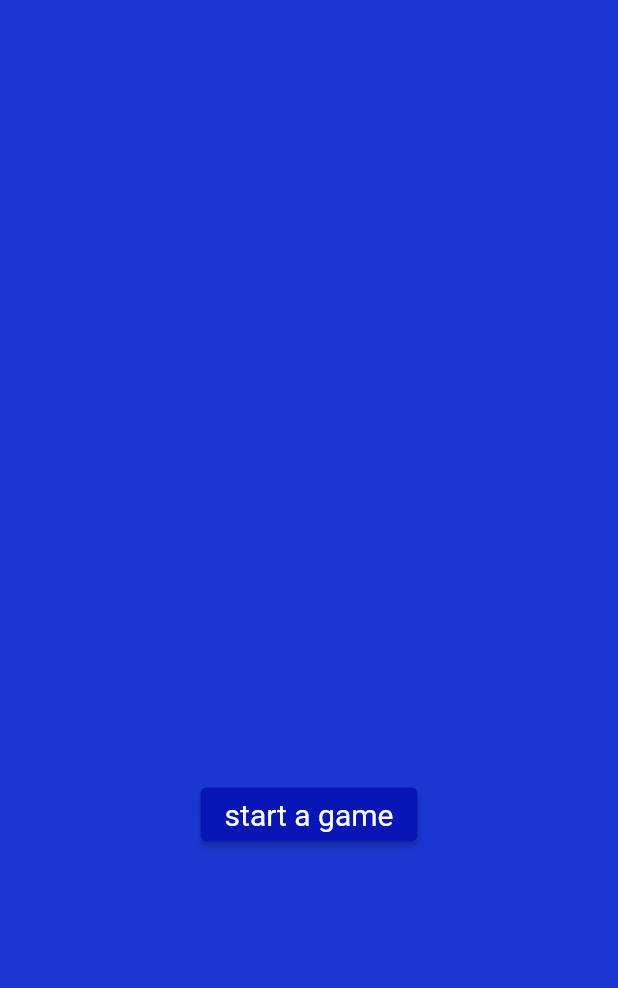
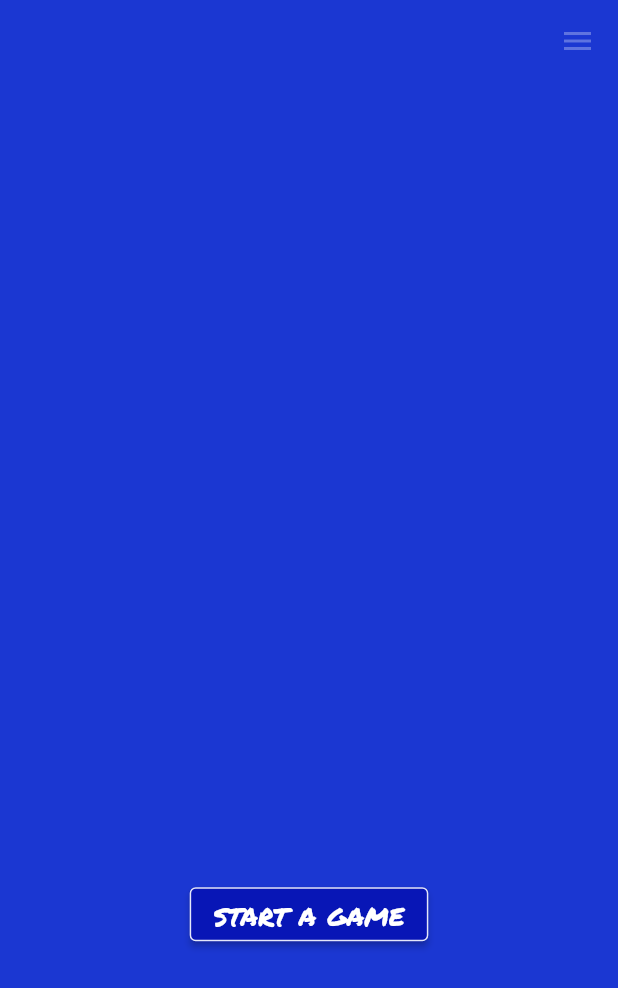
Before and after one commit to MohammedSolyman/tic_tac_toe, a Flutter app: the screen it shows after launch, after a tap on "go", on a phone screen of 412 x 824 dp. Shown: the top 988 px of the screen. Run offline on Flutter 3.47's test engine with Material 2 defaults, Android fonts, the phone set to English and light mode, and no system bars; our stand-ins replace get, google_fonts.

Commit message:
popup menu was added, themes were improved

```diff
--- a/lib/main.dart
+++ b/lib/main.dart
@@ -1,4 +1,5 @@
 import 'package:flutter/material.dart';
+import 'package:tic_tac_toe/controllers/theme_controller.dart';
 import 'package:tic_tac_toe/controllers/welcome_controller.dart';
 import 'package:tic_tac_toe/theming/my_theme.dart';
 import 'package:tic_tac_toe/views/welcome_view/welcome_view.dart';
@@ -18,11 +19,12 @@ class MyApp extends StatelessWidget {
 
   @override
   Widget build(BuildContext context) {
-    return GetMaterialApp(
-      themeMode: ThemeMode.system,
-      theme: MyThemeData.lightTheme,
-      darkTheme: MyThemeData.darkTheme,
-      home: const WelcomeView(),
-    );
+    ThemeController controller = Get.put(ThemeController());
+    return Obx(() => GetMaterialApp(
+          themeMode: controller.themeModel.value.themeMode,
+          theme: MyThemeData.lightTheme,
+          darkTheme: MyThemeData.darkTheme,
+          home: const WelcomeView(),
+        ));
   }
 }
--- /dev/null
+++ b/lib/models/theme_model.dart
@@ -0,0 +1,6 @@
+import 'package:flutter/material.dart';
+
+class ThemeModel {
+  bool switchValue = true;
+  ThemeMode themeMode = ThemeMode.light;
+}
--- a/lib/theming/my_theme.dart
+++ b/lib/theming/my_theme.dart
@@ -1,5 +1,6 @@
 import 'package:flutter/material.dart';
 import 'package:tic_tac_toe/theming/my_colors.dart';
+import 'package:google_fonts/google_fonts.dart';
 
 class MyThemeData {
   static ThemeData lightTheme = ThemeData(
@@ -8,42 +9,54 @@ class MyThemeData {
       primaryColorDark: lightSwatch.shade900,
       primaryColorLight: lightSwatch.shade100,
       elevatedButtonTheme: Light.elevatedButtonThemeData,
-      textTheme: Light.textTheme);
+      textTheme: Light.textTheme,
+      iconTheme: IconThemeData(
+        color: lightSwatch.shade300,
+      ));
   static ThemeData darkTheme = ThemeData(
       primarySwatch: darkSwatch,
       primaryColor: darkSwatch.shade500,
       primaryColorDark: darkSwatch.shade900,
       primaryColorLight: darkSwatch.shade100,
       elevatedButtonTheme: Dark.elevatedButtonThemeData,
-      textTheme: Dark.textTheme);
+      textTheme: Dark.textTheme,
+      iconTheme: IconThemeData(
+        color: darkSwatch.shade300,
+      ));
 }
 
 class Light {
   static ElevatedButtonThemeData elevatedButtonThemeData =
       ElevatedButtonThemeData(
           style: ButtonStyle(
+    side: MaterialStatePropertyAll(BorderSide(color: lightSwatch.shade50)),
     textStyle: MaterialStatePropertyAll(
-        TextStyle(fontSize: 20, color: lightSwatch.shade50)),
+        GoogleFonts.permanentMarker(fontSize: 20, color: lightSwatch.shade50)),
     backgroundColor: MaterialStatePropertyAll(lightSwatch.shade900),
   ));
 
   static TextTheme textTheme = TextTheme(
-    bodyMedium: TextStyle(color: lightSwatch.shade50, fontSize: 40),
-    bodySmall: TextStyle(color: lightSwatch.shade50, fontSize: 20),
-  );
+      bodyMedium:
+          GoogleFonts.pressStart2p(color: lightSwatch.shade50, fontSize: 40),
+      bodySmall:
+          GoogleFonts.pressStart2p(color: lightSwatch.shade50, fontSize: 15),
+      displaySmall: GoogleFonts.permanentMarker(fontSize: 20));
 }
 
 class Dark {
   static ElevatedButtonThemeData elevatedButtonThemeData =
       ElevatedButtonThemeData(
           style: ButtonStyle(
+    side: MaterialStatePropertyAll(BorderSide(color: darkSwatch.shade50)),
     textStyle: MaterialStatePropertyAll(
-        TextStyle(fontSize: 20, color: darkSwatch.shade50)),
+        GoogleFonts.permanentMarker(fontSize: 20, color: darkSwatch.shade50)),
     backgroundColor: MaterialStatePropertyAll(darkSwatch.shade900),
   ));
 
   static TextTheme textTheme = TextTheme(
-    bodyMedium: TextStyle(color: darkSwatch.shade50, fontSize: 40),
-    bodySmall: TextStyle(color: darkSwatch.shade50, fontSize: 20),
-  );
+      bodyMedium:
+          GoogleFonts.pressStart2p(color: darkSwatch.shade50, fontSize: 40),
+      bodySmall:
+          GoogleFonts.pressStart2p(color: darkSwatch.shade50, fontSize: 15),
+      displaySmall: GoogleFonts.permanentMarker(fontSize: 20));
 }
--- /dev/null
+++ b/lib/views/game_view/components/my_menu.dart
@@ -0,0 +1,72 @@
+import 'package:flutter/material.dart';
+import 'package:get/get.dart';
+import 'package:tic_tac_toe/controllers/theme_controller.dart';
+
+class MyPopupMenu extends StatelessWidget {
+  const MyPopupMenu({super.key});
+
+  @override
+  Widget build(BuildContext context) {
+    return Row(
+      mainAxisAlignment: MainAxisAlignment.end,
+      children: [
+        PopupMenuButton(
+          color: Theme.of(context).primaryColorDark,
+          itemBuilder: (context) {
+            return [topListItem(context), themeitem(context)];
+          },
+          child: const Icon(Icons.menu),
+        )
+      ],
+    );
+  }
+}
+
+// PopupMenuButton MyPopupMenu(BuildContext context) {
+//   return PopupMenuButton(
+//     color: Theme.of(context).primaryColorDark,
+//     itemBuilder: (context) {
+//       return [topListItem(context), themeitem(context)];
+//     },
+//     child: const Icon(Icons.menu),
+//   );
+// }
+
+PopupMenuItem topListItem(BuildContext context) {
+  return PopupMenuItem(
+    child: Row(
+      mainAxisAlignment: MainAxisAlignment.spaceBetween,
+      children: [
+        const Icon(Icons.account_box),
+        Text(
+          'top list',
+          style: Theme.of(context).textTheme.bodySmall,
+        )
+      ],
+    ),
+  );
+}
+
+PopupMenuItem themeitem(BuildContext context) {
+  ThemeController controller = Get.put(ThemeController());
+
+  return PopupMenuItem(
+    child: Row(
+      mainAxisAlignment: MainAxisAlignment.spaceBetween,
+      children: [
+        Obx(() {
+          return Switch(
+            value: controller.themeModel.value.switchValue,
+            onChanged: (value) {
+              controller.toggleTheme(value);
+            },
+          );
+        }),
+        Text(
+          'theme',
+          style: Theme.of(context).textTheme.bodySmall,
+        )
+      ],
+    ),
+  );
+}
--- a/lib/views/game_view/components/portrait_game_view.dart
+++ b/lib/views/game_view/components/portrait_game_view.dart
@@ -3,6 +3,7 @@ import 'package:get/get.dart';
 import 'package:tic_tac_toe/controllers/game_comtroller.dart';
 import 'package:tic_tac_toe/views/game_view/components/grid.dart';
 import 'package:tic_tac_toe/views/game_view/components/legend.dart';
+import 'package:tic_tac_toe/views/game_view/components/my_menu.dart';
 import 'package:tic_tac_toe/views/game_view/components/score_panel.dart';
 
 class PortraitGameView extends StatelessWidget {
@@ -18,6 +19,7 @@ class PortraitGameView extends StatelessWidget {
           child: Column(
             mainAxisAlignment: MainAxisAlignment.spaceBetween,
             children: [
+              MyPopupMenu(),
               SizedBox(
                 height: 20,
               ),
--- a/lib/views/welcome_view/components/my_form.dart
+++ b/lib/views/welcome_view/components/my_form.dart
@@ -13,7 +13,8 @@ class MyTextFormField extends StatelessWidget {
           fillColor: Theme.of(context).primaryColorLight,
           filled: true,
           labelText: label,
-          labelStyle: TextStyle(color: Theme.of(context).primaryColorDark),
+          // labelStyle: TextStyle(color: Theme.of(context).primaryColorDark),
+          labelStyle: Theme.of(context).textTheme.displaySmall,
           enabledBorder: OutlineInputBorder(
               borderRadius: BorderRadius.circular(10),
               borderSide: BorderSide(
--- a/pubspec.yaml
+++ b/pubspec.yaml
@@ -37,6 +37,7 @@ dependencies:
   cupertino_icons: ^1.0.2
   get: ^4.6.5
   sqflite: ^2.3.0
+  google_fonts: ^5.1.0
 
 dev_dependencies:
   flutter_test:
```
Also changed, not shown: lib/controllers/game_comtroller.dart (+33 -2 lines), lib/controllers/theme_controller.dart (added, +19 -0 lines), lib/views/game_view/components/dialog_tie.dart (+11 -2 lines), lib/views/game_view/components/dialog_win.dart (+7 -2 lines), pubspec.lock, 1 other file.
